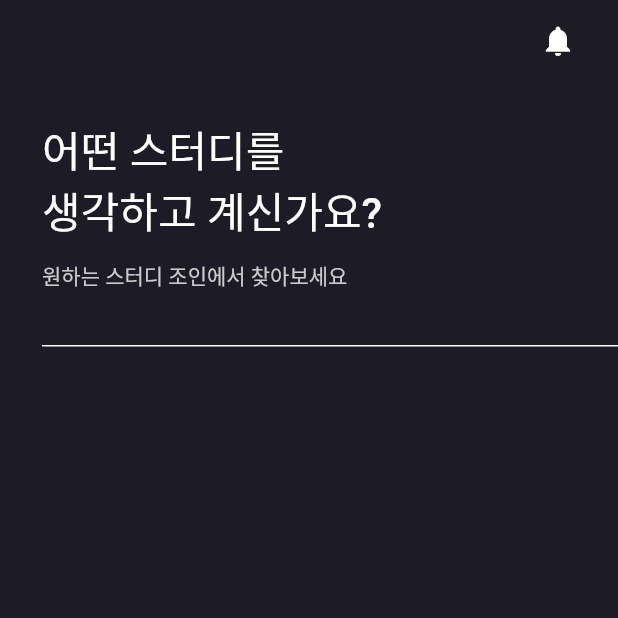
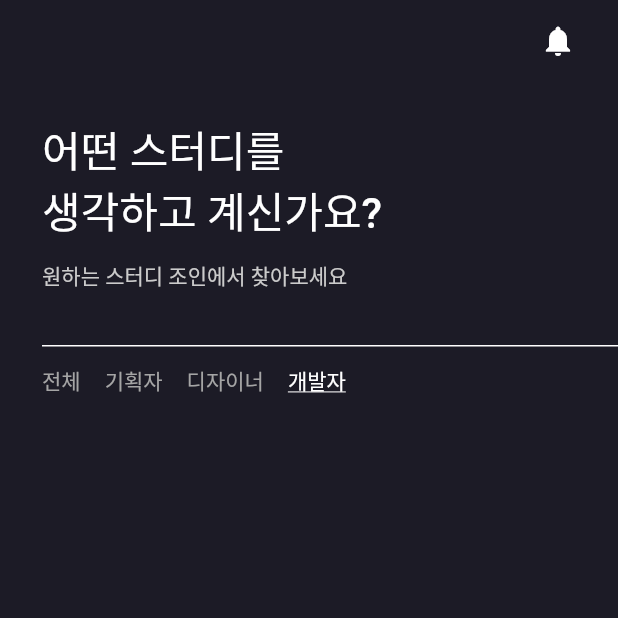
Before and after one commit to JOIN-M-Y/Mobile, a Flutter app: the MainPage screen opened by its route, on a phone screen of 412 x 824 dp, the top half of it. Run offline on Flutter 3.47's test engine with Material 2 defaults, Android fonts, the phone set to English and light mode, and no system bars; our stand-ins replace google_sign_in, rxdart; missing offline and left inert: flare_splash_screen.

Commit message:
add : 메인 상단 탭 구조 생성

```diff
--- a/lib/page/mainPage.dart
+++ b/lib/page/mainPage.dart
@@ -18,7 +18,8 @@ class _MainPage extends State<MainPage> {
             topToolbar(context),
             topHeader(),
             topSubHeader(),
-            division()
+            division(),
+            topSelect()
           ],
         ),
       ),
@@ -75,4 +76,36 @@ class _MainPage extends State<MainPage> {
   Widget bottomNavigation() {
     return BottomNavigationBar();
   }
+
+  Widget topSelect() {
+    List<MainTopSelected> items = List();
+    items.add(MainTopSelected("전체", false));
+    items.add(MainTopSelected("기획자", false));
+    items.add(MainTopSelected("디자이너", false));
+    items.add(MainTopSelected("개발자", true));
+    return Container(
+      margin: const EdgeInsets.only(top: 12, left: 28),
+      child: Row(
+        children: items.map((item) =>
+            GestureDetector(
+              child: Container(
+                margin: const EdgeInsets.only(right: 16),
+                child: Text(item.title, style: TextStyle(fontSize: 14,
+                    decoration: item.isSelected
+                        ? TextDecoration.underline
+                        : TextDecoration.none,
+                    color: item.isSelected ? Colors.white : Color.fromRGBO(
+                        165, 165, 165, 1))),
+              ),
+            )).toList(),
+      ),
+    );
+  }
 }
+
+class MainTopSelected {
+  String title;
+  bool isSelected = false;
+
+  MainTopSelected(this.title, this.isSelected);
+}
```
